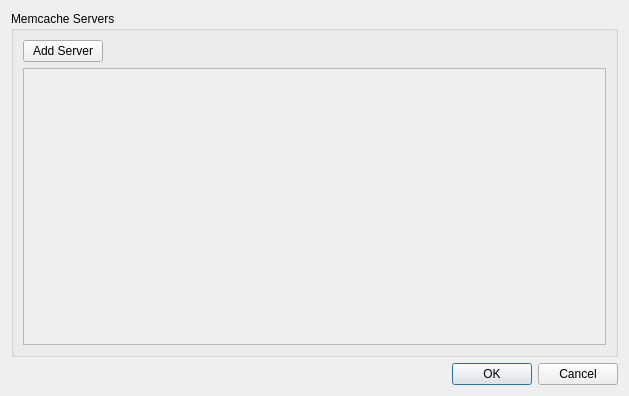
Old version of the form ConnectDialog.ui in the repository spuriousdata/mcli.
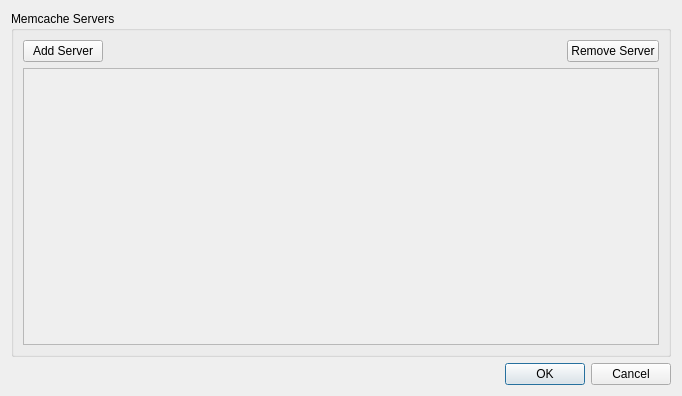
New version of the form.

The edit to the form file:
```diff
--- a/ConnectDialog.ui
+++ b/ConnectDialog.ui
@@ -6,7 +6,7 @@
    <rect>
     <x>0</x>
     <y>0</y>
-    <width>629</width>
+    <width>632</width>
     <height>396</height>
    </rect>
   </property>
@@ -50,6 +50,13 @@
             </property>
            </spacer>
           </item>
+          <item>
+           <widget class="QPushButton" name="removeserver_button">
+            <property name="text">
+             <string>Remove Server</string>
+            </property>
+           </widget>
+          </item>
          </layout>
         </item>
         <item>
@@ -77,7 +84,7 @@
             <rect>
              <x>0</x>
              <y>0</y>
-             <width>569</width>
+             <width>572</width>
              <height>247</height>
             </rect>
            </property>
```
